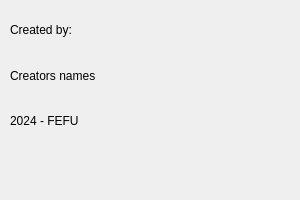
Dezzelshipc/OperatingSystems, file task6/Widgets/aboutwidget.ui: the form before one commit.
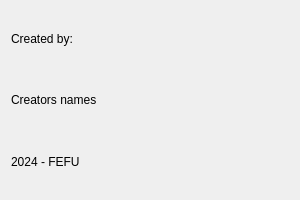
The form after the commit.

Diff of the .ui file:
```diff
--- a/task6/Widgets/aboutwidget.ui
+++ b/task6/Widgets/aboutwidget.ui
@@ -16,15 +16,8 @@
   <property name="autoFillBackground">
    <bool>false</bool>
   </property>
-  <widget class="QWidget" name="verticalLayoutWidget">
-   <property name="geometry">
-    <rect>
-     <x>10</x>
-     <y>10</y>
-     <width>271</width>
-     <height>131</height>
-    </rect>
-   </property>
+  <layout class="QGridLayout" name="gridLayout">
+   <item row="0" column="0">
    <layout class="QVBoxLayout" name="verticalLayout">
     <item>
      <widget class="QLabel" name="label">
@@ -48,7 +41,8 @@
      </widget>
     </item>
    </layout>
-  </widget>
+   </item>
+  </layout>
  </widget>
  <resources/>
  <connections/>
```
Lines whose indentation alone changed are shown as unchanged.
